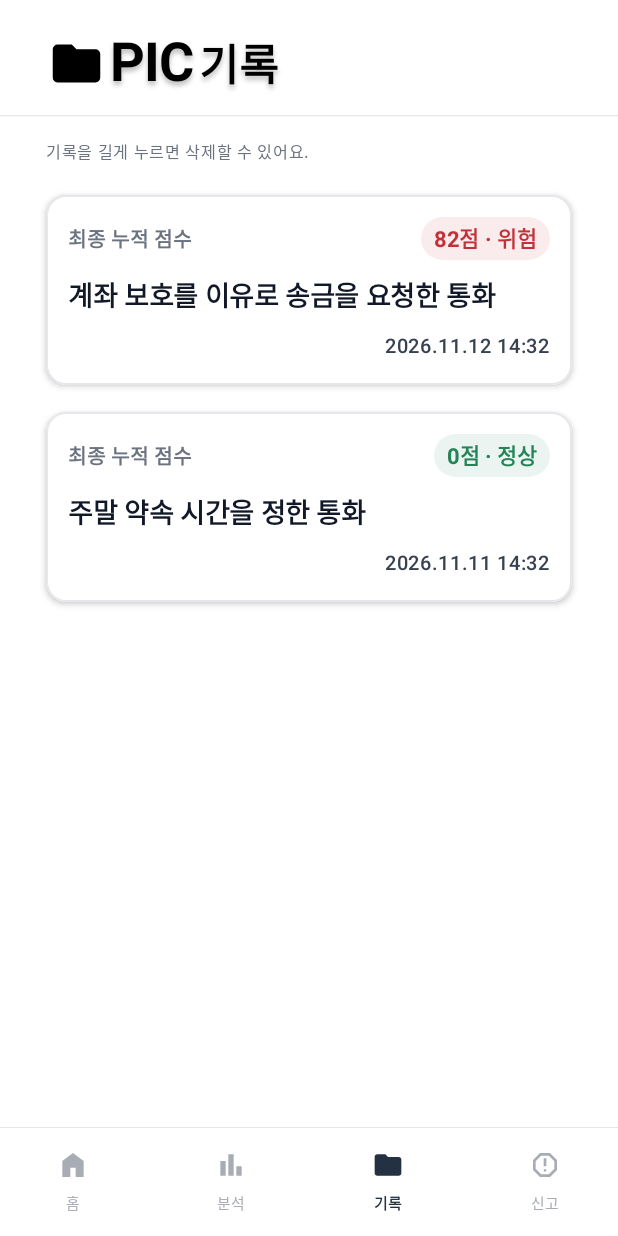
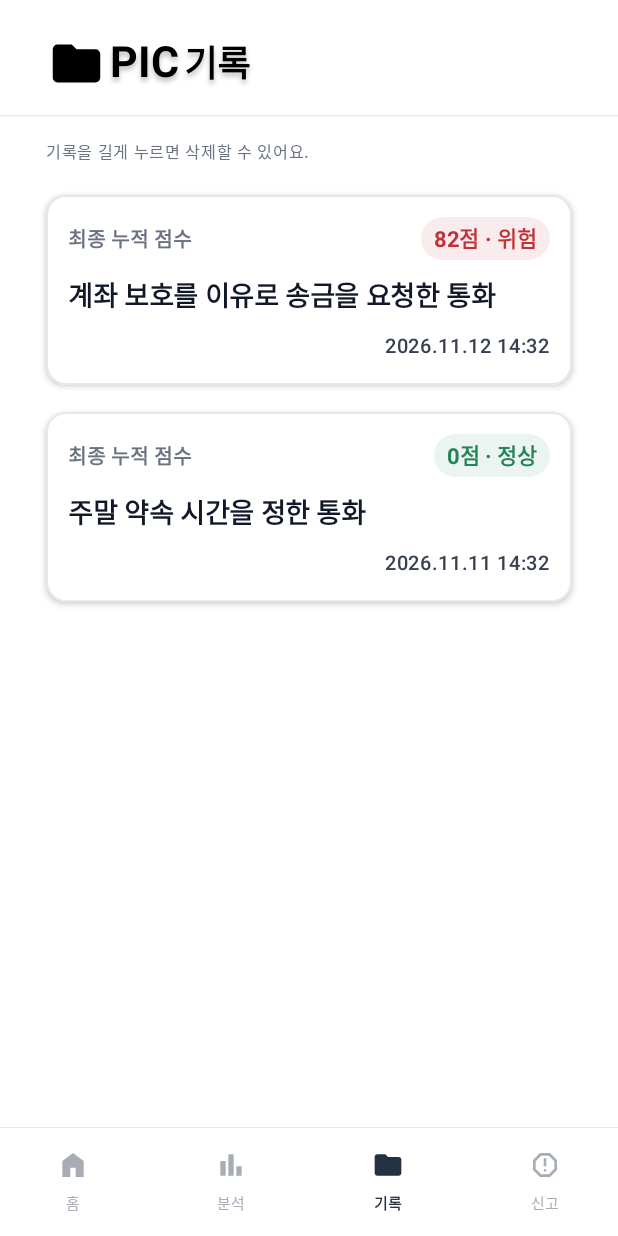
Before and after one commit to donggyu567/PIC_AICAMP, an Android app built with Jetpack Compose: the @Preview function HistoryScreenPreview, on a phone screen of 412 x 824 dp. Run offline under Robolectric (Android 15) with nearby library versions, the phone set to English and light mode, and no system bars.

Commit message:
feat(android): 신고 탭에 위험 단계별 통화 선택 화면 추가
신고 01에서 기록 카드의 제목·점수·종료 시각을 재사용하고 통화 한 건을 선택하면 다음 버튼을 활성화한다. 위험·주의·의심·정상 순으로 정렬하고, 같은 단계에서는 최근 통화를 먼저 표시하며 점수가 없는 기록은 마지막에 배치한다.

헤더와 설명, 다음 버튼을 고정하고 구분선 아래의 안내문과 통화 목록만 스크롤한다. 네 화면의 PIC 헤더 크기를 통일하고 Google 아이콘을 사용한 신고 4단계 표시줄과 Preview를 추가한다.

홈·분석 대기·기록에서 신고 탭으로 이동하도록 연결한다. 다음 버튼은 신고 02 상황 확인 화면 연결 전까지 준비 중 안내를 표시한다.

```diff
--- a/android/app/src/main/java/com/example/pic_ai_app/presentation/analysis/AnalysisIdleScreen.kt
+++ b/android/app/src/main/java/com/example/pic_ai_app/presentation/analysis/AnalysisIdleScreen.kt
@@ -33,6 +33,7 @@ private val cardColor = Color(0xFFF2F7FC)
 internal fun AnalysisIdleScreen(
     riskCount: Int?, canStart: Boolean, onStart: () -> Unit, onHome: () -> Unit, onSettings: () -> Unit,
     onHistory: () -> Unit = {},
+    onReport: () -> Unit = {},
 ) {
     Scaffold(
         containerColor = PicHomeBlue,
@@ -44,6 +45,7 @@ internal fun AnalysisIdleScreen(
                     when (tab) {
                         PicTab.Home -> onHome()
                         PicTab.History -> onHistory()
+                        PicTab.Report -> onReport()
                         else -> Unit
                     }
                 },
--- a/android/app/src/main/java/com/example/pic_ai_app/presentation/components/PicHeader.kt
+++ b/android/app/src/main/java/com/example/pic_ai_app/presentation/components/PicHeader.kt
@@ -22,6 +22,8 @@ import androidx.compose.ui.text.font.FontWeight
 import androidx.compose.ui.unit.dp
 import androidx.compose.ui.unit.sp
 import com.example.pic_ai_app.R
+import com.example.pic_ai_app.presentation.components.navigation.PicTab
+import com.example.pic_ai_app.ui.theme.PicNavigationSelected
 
 @Composable
 internal fun PicHeader(onSettings: () -> Unit) {
@@ -29,26 +31,27 @@ internal fun PicHeader(onSettings: () -> Unit) {
 }
 
 @Composable
-internal fun PicHistoryHeader() {
-    PicHeaderRow(history = true)
+internal fun PicTabHeader(tab: PicTab) {
+    PicHeaderRow(tab = tab)
 }
 
 @Composable
-private fun PicHeaderRow(history: Boolean = false, trailing: @Composable () -> Unit = {}) {
+private fun PicHeaderRow(tab: PicTab? = null, trailing: @Composable () -> Unit = {}) {
+    val headerColor = if (tab == PicTab.Report) PicNavigationSelected else Color.Black
     Row(
         modifier = Modifier.fillMaxWidth().padding(start = 12.dp, end = 12.dp, top = 20.dp)
             .heightIn(min = LocalMinimumInteractiveComponentSize.current),
         horizontalArrangement = Arrangement.SpaceBetween,
         verticalAlignment = Alignment.CenterVertically,
     ) {
-        val style = TextStyle(fontSize = 40.sp, fontWeight = FontWeight.Bold,
+        val style = TextStyle(fontSize = 32.sp, fontWeight = FontWeight.Bold,
             shadow = Shadow(Color.Black.copy(alpha = .25f), Offset(0f, 4f), 4f))
         Row(verticalAlignment = Alignment.CenterVertically, horizontalArrangement = Arrangement.spacedBy(4.dp)) {
-            if (history) Icon(painterResource(R.drawable.ic_pic_folder_filled), contentDescription = null,
-                modifier = Modifier.size(42.dp), tint = Color.Black)
-            Text(stringResource(R.string.app_name), Modifier.alignByBaseline(), color = Color.Black, style = style)
-            if (history) Text(stringResource(R.string.tab_history), Modifier.alignByBaseline(),
-                color = Color.Black, style = style.copy(fontSize = 32.sp))
+            if (tab != null) Icon(painterResource(tab.selectedIcon), contentDescription = null,
+                modifier = Modifier.size(42.dp), tint = headerColor)
+            Text(stringResource(R.string.app_name), Modifier.alignByBaseline(), color = headerColor, style = style)
+            if (tab != null) Text(stringResource(tab.label), Modifier.alignByBaseline(),
+                color = headerColor, style = style.copy(fontSize = 27.sp, fontWeight = FontWeight.SemiBold))
         }
         trailing()
     }
--- a/android/app/src/main/java/com/example/pic_ai_app/presentation/components/navigation/PicNavigationBar.kt
+++ b/android/app/src/main/java/com/example/pic_ai_app/presentation/components/navigation/PicNavigationBar.kt
@@ -18,14 +18,14 @@ import androidx.compose.ui.unit.sp
 import com.example.pic_ai_app.R
 import com.example.pic_ai_app.ui.theme.*
 
-enum class PicTab(@StringRes val label: Int, @DrawableRes val icon: Int) {
+enum class PicTab(@StringRes val label: Int, @DrawableRes val icon: Int, @DrawableRes val selectedIcon: Int = icon) {
     Home(R.string.tab_home, R.drawable.ic_pic_home),
     Analysis(R.string.tab_analysis, R.drawable.ic_pic_bar_chart),
-    History(R.string.tab_history, R.drawable.ic_pic_folder),
-    Report(R.string.tab_report, R.drawable.ic_pic_report),
+    History(R.string.tab_history, R.drawable.ic_pic_folder, R.drawable.ic_pic_folder_filled),
+    Report(R.string.tab_report, R.drawable.ic_pic_report, R.drawable.ic_pic_report_filled),
 }
 
-internal val mainTabs = setOf(PicTab.Home, PicTab.Analysis, PicTab.History)
+internal val mainTabs = PicTab.entries.toSet()
 
 @Composable
 fun PicNavigationBar(
@@ -38,11 +38,7 @@ fun PicNavigationBar(
         NavigationBar(containerColor = PicWhite, tonalElevation = 0.dp) {
             PicTab.entries.forEach { tab ->
                 val selected = tab == selectedTab
-                val icon = if (tab == PicTab.History && selected) {
-                    R.drawable.ic_pic_folder_filled
-                } else {
-                    tab.icon
-                }
+                val icon = if (selected) tab.selectedIcon else tab.icon
                 NavigationBarItem(
                     modifier = Modifier.heightIn(min = LocalMinimumInteractiveComponentSize.current),
                     selected = selected,
--- a/android/app/src/main/java/com/example/pic_ai_app/presentation/history/AnalysisResultSummaryCard.kt
+++ b/android/app/src/main/java/com/example/pic_ai_app/presentation/history/AnalysisResultSummaryCard.kt
@@ -41,21 +41,36 @@ internal fun AnalysisResultSummaryCard(
     modifier: Modifier = Modifier,
 ) {
     var showDelete by remember { mutableStateOf(false) }
-    val points = cumulativeScore?.takeIf { it.isFinite() }?.roundToInt()
-    val band = points?.let(::bandFor)
-    val pointsLabel = stringResource(R.string.live_points, points ?: 0)
 
     Box(modifier) {
         Surface(Modifier.fillMaxWidth(), shape = RoundedCornerShape(15.dp), color = PicWhite,
             border = BorderStroke(1.dp, PicBorder), shadowElevation = 3.dp) {
-            Column(
+            AnalysisSummaryContent(
+                title, cumulativeScore, endedAtMillis,
                 Modifier.combinedClickable(
                     role = Role.Button, onClick = onOpen,
                     onLongClickLabel = stringResource(R.string.history_delete_menu),
                     onLongClick = { showDelete = true },
                 ).padding(16.dp),
-                verticalArrangement = Arrangement.spacedBy(12.dp),
+            )
+        }
+        DropdownMenu(expanded = showDelete, onDismissRequest = { showDelete = false }) {
+            DropdownMenuItem(text = { Text(stringResource(R.string.history_delete)) }, onClick = {
+                showDelete = false
+                onDelete()
+            })
+        }
+    }
+}
+
+@Composable
+internal fun AnalysisSummaryContent(
+    title: String?, cumulativeScore: Double?, endedAtMillis: Long?, modifier: Modifier = Modifier,
 ) {
+    val points = cumulativeScore?.takeIf { it.isFinite() }?.roundToInt()
+    val band = points?.let(::bandFor)
+    val pointsLabel = stringResource(R.string.live_points, points ?: 0)
+    Column(modifier, verticalArrangement = Arrangement.spacedBy(12.dp)) {
         Row(Modifier.fillMaxWidth(), verticalAlignment = Alignment.CenterVertically) {
             Text(stringResource(R.string.detail_score), Modifier.weight(1f), color = PicMuted,
                 fontSize = 15.sp, fontWeight = FontWeight.SemiBold)
@@ -80,14 +95,6 @@ internal fun AnalysisResultSummaryCard(
         }
     }
 }
-        DropdownMenu(expanded = showDelete, onDismissRequest = { showDelete = false }) {
-            DropdownMenuItem(text = { Text(stringResource(R.string.history_delete)) }, onClick = {
-                showDelete = false
-                onDelete()
-            })
-        }
-    }
-}
 
 @Preview(name = "분석 결과 간단 정리", showBackground = true, widthDp = 376)
 @Composable
--- a/android/app/src/main/java/com/example/pic_ai_app/presentation/history/HistoryScreen.kt
+++ b/android/app/src/main/java/com/example/pic_ai_app/presentation/history/HistoryScreen.kt
@@ -18,7 +18,7 @@ import com.example.pic_ai_app.data.history.AnalysisRecord
 import com.example.pic_ai_app.data.stt.RiskResult
 import com.example.pic_ai_app.data.stt.SttPhase
 import com.example.pic_ai_app.data.stt.SttState
-import com.example.pic_ai_app.presentation.components.PicHistoryHeader
+import com.example.pic_ai_app.presentation.components.PicTabHeader
 import com.example.pic_ai_app.presentation.components.navigation.PicNavigationBar
 import com.example.pic_ai_app.presentation.components.navigation.PicTab
 import com.example.pic_ai_app.presentation.components.navigation.mainTabs
@@ -36,7 +36,7 @@ internal fun HistoryScreen(
     ) { insets ->
         Column(Modifier.fillMaxSize().padding(insets), horizontalAlignment = Alignment.CenterHorizontally) {
             Box(Modifier.widthIn(max = 480.dp).fillMaxWidth().padding(horizontal = 24.dp)) {
-                PicHistoryHeader()
+                PicTabHeader(PicTab.History)
             }
             Spacer(Modifier.height(12.dp))
             HorizontalDivider(color = PicBorder)
--- a/android/app/src/main/java/com/example/pic_ai_app/presentation/home/HomeScreen.kt
+++ b/android/app/src/main/java/com/example/pic_ai_app/presentation/home/HomeScreen.kt
@@ -31,6 +31,7 @@ fun HomeScreen(
     tokenMessage: String? = null, onSaveToken: (String) -> Unit = {},
     activeSession: SttState? = null, onStop: () -> Unit = {}, onAnalysis: () -> Unit = {},
     onHistory: () -> Unit = {},
+    onReport: () -> Unit = {},
 ) {
     var showSettings by rememberSaveable { mutableStateOf(false) }
     val scroll = rememberScrollState()
@@ -46,7 +47,7 @@ fun HomeScreen(
                         PicTab.Home -> { scope.launch { scroll.animateScrollTo(0) } }
                         PicTab.Analysis -> onAnalysis()
                         PicTab.History -> onHistory()
-                        PicTab.Report -> Unit
+                        PicTab.Report -> onReport()
                     }
                 },
             )
--- a/android/app/src/main/java/com/example/pic_ai_app/presentation/preview/PreviewFlow.kt
+++ b/android/app/src/main/java/com/example/pic_ai_app/presentation/preview/PreviewFlow.kt
@@ -1,6 +1,6 @@
 package com.example.pic_ai_app.presentation.preview
 
-enum class Screen { WELCOME, CONSENT, PERMISSION, HOME, ANALYSIS, DETAILS, FINAL, DATA, WITHDRAWAL, HISTORY }
+enum class Screen { WELCOME, CONSENT, PERMISSION, HOME, ANALYSIS, DETAILS, FINAL, DATA, WITHDRAWAL, HISTORY, REPORT }
 enum class Phase { IDLE, CONNECTING, RECOGNIZING, MASKING, ANALYZING, LISTENING, FINALIZING, COMPLETED, INCOMPLETE, ERROR }
 enum class Scenario { NORMAL, EMPTY, CONNECTION_ERROR, STT_ERROR, MASKING_ERROR, ANALYSIS_ERROR, FINISH_ERROR, DELETE_ERROR }
 enum class PreviewError { CONNECTION, STT, MASKING, ANALYSIS, PERMISSION }
@@ -69,7 +69,7 @@ object PreviewFlow {
         Screen.DATA -> state.returnScreen
         Screen.DETAILS -> Screen.ANALYSIS
         Screen.FINAL -> Screen.HOME
-        Screen.HISTORY -> Screen.HOME
+        Screen.HISTORY, Screen.REPORT -> Screen.HOME
         Screen.CONSENT -> Screen.WELCOME
         Screen.PERMISSION -> Screen.CONSENT
         else -> state.screen
--- a/android/app/src/main/java/com/example/pic_ai_app/presentation/session/SessionViewModel.kt
+++ b/android/app/src/main/java/com/example/pic_ai_app/presentation/session/SessionViewModel.kt
@@ -306,6 +306,7 @@ class SessionViewModel(
     fun showDeletion() = changeFlow { it.copy(screen = Screen.WITHDRAWAL) }
     fun openAnalysis() = changeFlow { it.copy(screen = Screen.ANALYSIS) }
     fun openHistory() = changeFlow { it.copy(screen = Screen.HISTORY) }
+    fun openReport() = changeFlow { it.copy(screen = Screen.REPORT) }
     fun deleteRecord(id: String) = updateHistoryStorage {
         consentStore.deleteRecord(id)
         mutableUi.update { current -> current.copy(records = current.records.filterNot { it.id == id }) }
--- /dev/null
+++ b/android/app/src/main/res/drawable/ic_pic_report_filled.xml
@@ -0,0 +1,9 @@
+<vector xmlns:android="http://schemas.android.com/apk/res/android"
+    android:width="24dp"
+    android:height="24dp"
+    android:viewportWidth="960"
+    android:viewportHeight="960">
+  <path
+      android:fillColor="@android:color/white"
+      android:pathData="M480,680Q497,680 508.5,668.5Q520,657 520,640Q520,623 508.5,611.5Q497,600 480,600Q463,600 451.5,611.5Q440,623 440,640Q440,657 451.5,668.5Q463,680 480,680ZM440,520L520,520L520,280L440,280L440,520ZM330,840L120,630L120,330L330,120L630,120L840,330L840,630L630,840L330,840Z"/>
+</vector>
```
Also changed, not shown: android/app/src/main/java/com/example/pic_ai_app/presentation/PicApp.kt (+17 -7 lines), android/app/src/main/java/com/example/pic_ai_app/presentation/report/ReportCallSelectionScreen.kt (added, +134 -0 lines), android/app/src/main/java/com/example/pic_ai_app/presentation/report/ReportStepIndicator.kt (added, +93 -0 lines), android/app/src/main/res/drawable/ic_report_assignment_turned_in.xml (added, +9 -0 lines), android/app/src/main/res/drawable/ic_report_call.xml (added, +9 -0 lines), android/app/src/main/res/drawable/ic_report_check.xml (added, +9 -0 lines), android/app/src/main/res/drawable/ic_report_description.xml (added, +9 -0 lines), android/app/src/main/res/drawable/ic_report_flag.xml (added, +10 -0 lines), android/app/src/main/res/drawable/ic_report_more_horiz.xml (added, +9 -0 lines), android/app/src/main/res/values/report.xml (added, +16 -0 lines). Lines whose indentation alone changed are shown as unchanged.
